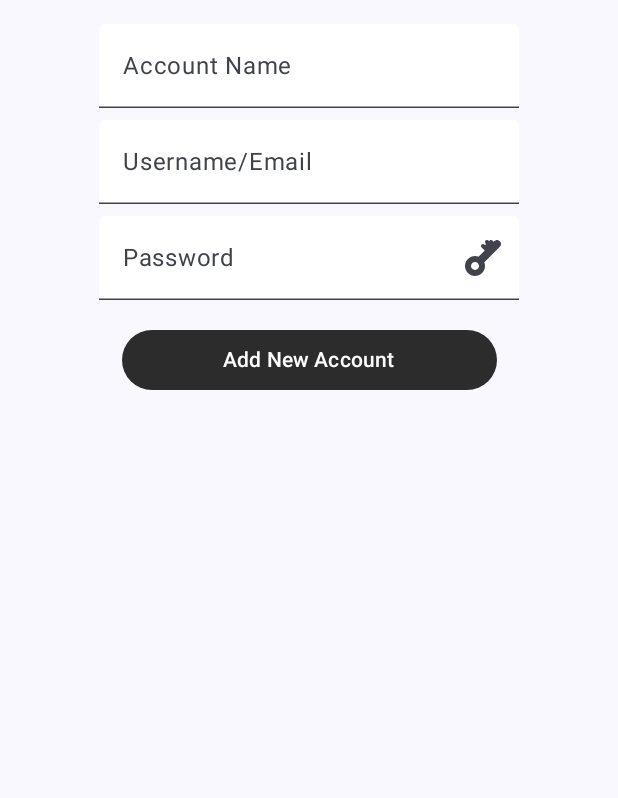
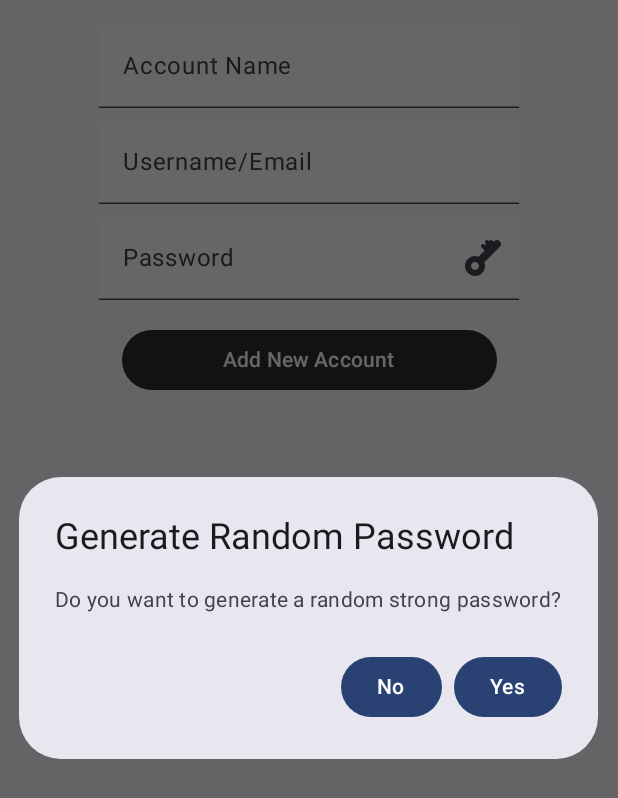
Before and after one commit to ayush06092002/Pass_Vault, an Android app built with Jetpack Compose: the composable AddNewAccountScreen shown on its own in the app's theme, on a phone screen of 412 x 824 dp. Shown: the top 798 px of the screen. Run offline under Robolectric (Android 15) with nearby library versions, the phone set to English and light mode, and no system bars; our stand-ins replace Dagger/Hilt's generated code, Room's generated code.

Commit message:
Added Random Password Generation

```diff
--- a/app/src/main/java/com/who/passvault/screens/AddNewAccountScreen.kt
+++ b/app/src/main/java/com/who/passvault/screens/AddNewAccountScreen.kt
@@ -1,6 +1,7 @@
 package com.who.passvault.screens
 
 import android.widget.Toast
+import androidx.compose.foundation.clickable
 import androidx.compose.foundation.layout.Arrangement
 import androidx.compose.foundation.layout.Column
 import androidx.compose.foundation.layout.Row
@@ -10,6 +11,7 @@ import androidx.compose.foundation.layout.height
 import androidx.compose.foundation.layout.padding
 import androidx.compose.foundation.layout.size
 import androidx.compose.foundation.layout.width
+import androidx.compose.material3.AlertDialog
 import androidx.compose.material3.Button
 import androidx.compose.material3.ButtonDefaults
 import androidx.compose.material3.Icon
@@ -33,6 +35,7 @@ import androidx.compose.ui.unit.dp
 import androidx.hilt.navigation.compose.hiltViewModel
 import com.who.passvault.R
 import com.who.passvault.data.PasswordViewModel
+import java.security.SecureRandom
 
 
 @Composable
@@ -78,30 +81,9 @@ fun AddNewAccountScreen(
             )
         )
         Spacer(modifier = Modifier.height(8.dp))
-        TextField(
-            value = password,
-            onValueChange = { password = it },
-            label = { Text("Password") },
-            visualTransformation = if (passwordVisible) VisualTransformation.None else PasswordVisualTransformation(),
-            trailingIcon = {
-                val image = if (passwordVisible)
-                    R.drawable.passwordhide
-                else R.drawable.passwordshow
-
-                IconButton(onClick = { passwordVisible = !passwordVisible }) {
-                    Icon(
-                        modifier = Modifier.size(24.dp),
-                        painter = painterResource(id = image),
-                        contentDescription = "Password Visibility"
-                    )
-                }
-            },
-            colors = TextFieldDefaults.colors(
-                unfocusedTextColor = Color.Black,
-                focusedTextColor = Color.Black,
-                unfocusedContainerColor = Color.White,
-                focusedContainerColor = Color.White
-            )
+        PasswordTextField(
+            password = password,
+            onPasswordChange = { password = it }
         )
         Spacer(modifier = Modifier.height(16.dp))
         var context = LocalContext.current
@@ -123,3 +105,68 @@ fun AddNewAccountScreen(
         }
     }
 }
+
+@Composable
+fun PasswordTextField(
+    password: String,
+    onPasswordChange: (String) -> Unit
+) {
+    var passwordVisible by remember { mutableStateOf(false) }
+    var showDialog by remember { mutableStateOf(true) }
+
+    if (showDialog) {
+        AlertDialog(
+            onDismissRequest = { showDialog = false },
+            title = { Text("Generate Random Password") },
+            text = { Text("Do you want to generate a random strong password?") },
+            confirmButton = {
+                Button(onClick = {
+                    val newPassword = generateRandomPassword()
+                    onPasswordChange(newPassword)
+                    showDialog = false
+                }) {
+                    Text("Yes")
+                }
+            },
+            dismissButton = {
+                Button(onClick = { showDialog = false }) {
+                    Text("No")
+                }
+            }
+        )
+    }
+
+    TextField(
+        value = password,
+        onValueChange = { onPasswordChange(it) },
+        label = { Text("Password") },
+        visualTransformation = if (passwordVisible) VisualTransformation.None else PasswordVisualTransformation(),
+        trailingIcon = {
+            val image = if (passwordVisible)
+                R.drawable.passwordhide
+            else R.drawable.passwordshow
+
+            IconButton(onClick = { passwordVisible = !passwordVisible }) {
+                Icon(
+                    modifier = Modifier.size(24.dp),
+                    painter = painterResource(id = image),
+                    contentDescription = "Password Visibility"
+                )
+            }
+        },
+        colors = TextFieldDefaults.colors(
+            unfocusedTextColor = Color.Black,
+            focusedTextColor = Color.Black,
+            unfocusedContainerColor = Color.White,
+            focusedContainerColor = Color.White
+        )
+    )
+}
+
+fun generateRandomPassword(length: Int = 12): String {
+    val chars = "ABCDEFGHIJKLMNOPQRSTUVWXYZabcdefghijklmnopqrstuvwxyz0123456789!@#\$%^&*()_-+=<>?"
+    val random = SecureRandom()
+    return (1..length)
+        .map { chars[random.nextInt(chars.length)] }
+        .joinToString("")
+}
```
